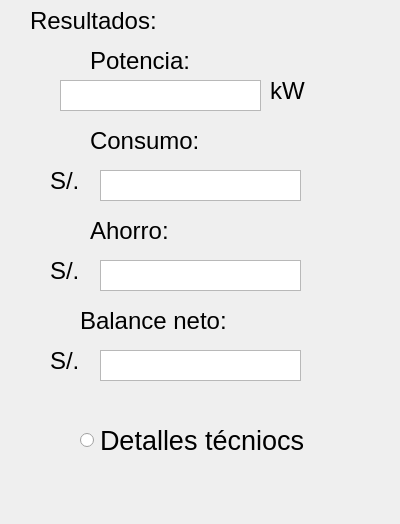
Jhongesell/wastewaterworld, file mod3.ui: the form before one commit.
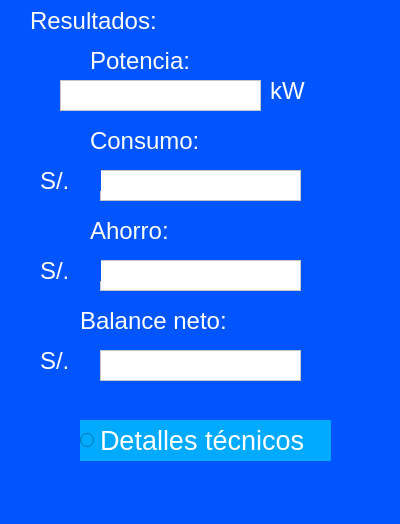
The form after the commit.

```diff
--- a/mod3.ui
+++ b/mod3.ui
@@ -13,6 +13,10 @@
   <property name="windowTitle">
    <string>Dialog</string>
   </property>
+  <property name="styleSheet">
+   <string notr="true">color: rgb(255, 255, 255);
+background-color: rgb(0, 85, 255);</string>
+  </property>
   <widget class="QLabel" name="label_edificios">
    <property name="geometry">
     <rect>
@@ -44,13 +48,16 @@
      <height>31</height>
     </rect>
    </property>
+   <property name="styleSheet">
+    <string notr="true">background-color: rgb(255, 255, 255);</string>
+   </property>
   </widget>
   <widget class="QLabel" name="label_edificios_2">
    <property name="geometry">
     <rect>
      <x>90</x>
      <y>50</y>
-     <width>291</width>
+     <width>121</width>
      <height>21</height>
     </rect>
    </property>
@@ -120,11 +127,14 @@
      <height>31</height>
     </rect>
    </property>
+   <property name="styleSheet">
+    <string notr="true">background-color: rgb(255, 255, 255);</string>
+   </property>
   </widget>
   <widget class="QLabel" name="label_edificios_5">
    <property name="geometry">
     <rect>
-     <x>50</x>
+     <x>40</x>
      <y>170</y>
      <width>61</width>
      <height>21</height>
@@ -152,6 +162,9 @@
      <height>31</height>
     </rect>
    </property>
+   <property name="styleSheet">
+    <string notr="true">background-color: rgb(255, 255, 255);</string>
+   </property>
   </widget>
   <widget class="QLabel" name="label_edificios_6">
    <property name="geometry">
@@ -178,7 +191,7 @@
   <widget class="QLabel" name="label_edificios_7">
    <property name="geometry">
     <rect>
-     <x>50</x>
+     <x>40</x>
      <y>260</y>
      <width>61</width>
      <height>21</height>
@@ -222,7 +235,7 @@
   <widget class="QLabel" name="label_edificios_9">
    <property name="geometry">
     <rect>
-     <x>50</x>
+     <x>40</x>
      <y>350</y>
      <width>61</width>
      <height>21</height>
@@ -250,6 +263,9 @@
      <height>31</height>
     </rect>
    </property>
+   <property name="styleSheet">
+    <string notr="true">background-color: rgb(255, 255, 255);</string>
+   </property>
   </widget>
   <widget class="QRadioButton" name="radioButton">
    <property name="geometry">
@@ -265,8 +281,11 @@
      <pointsize>20</pointsize>
     </font>
    </property>
+   <property name="styleSheet">
+    <string notr="true">background-color: rgb(0, 170, 255);</string>
+   </property>
    <property name="text">
-    <string>Detalles técniocs</string>
+    <string>Detalles técnicos</string>
    </property>
   </widget>
  </widget>
```
